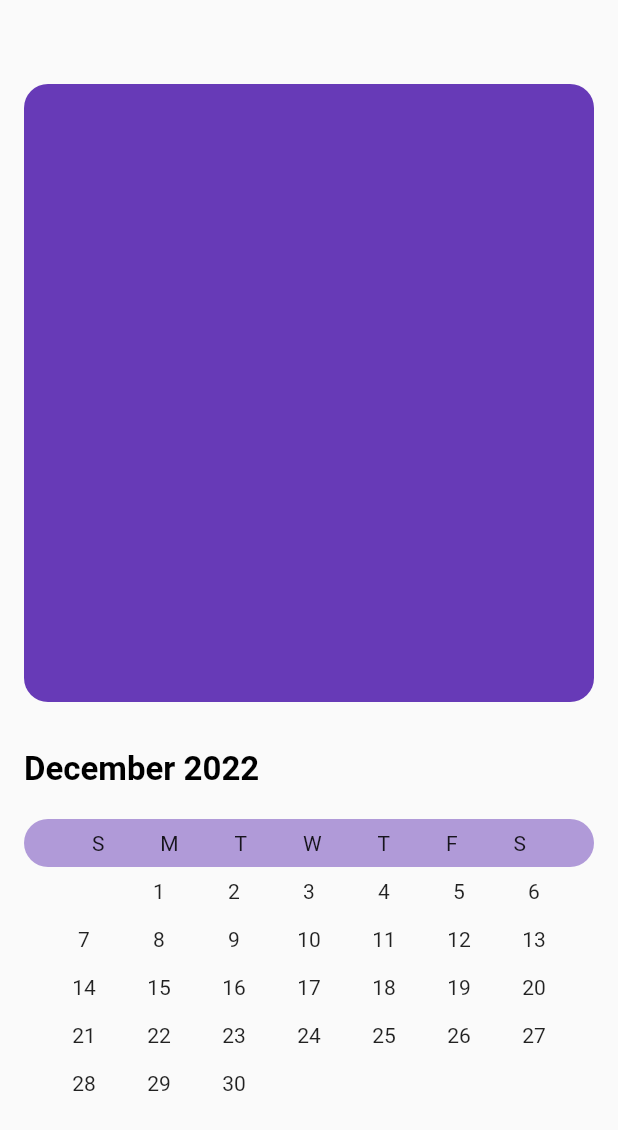
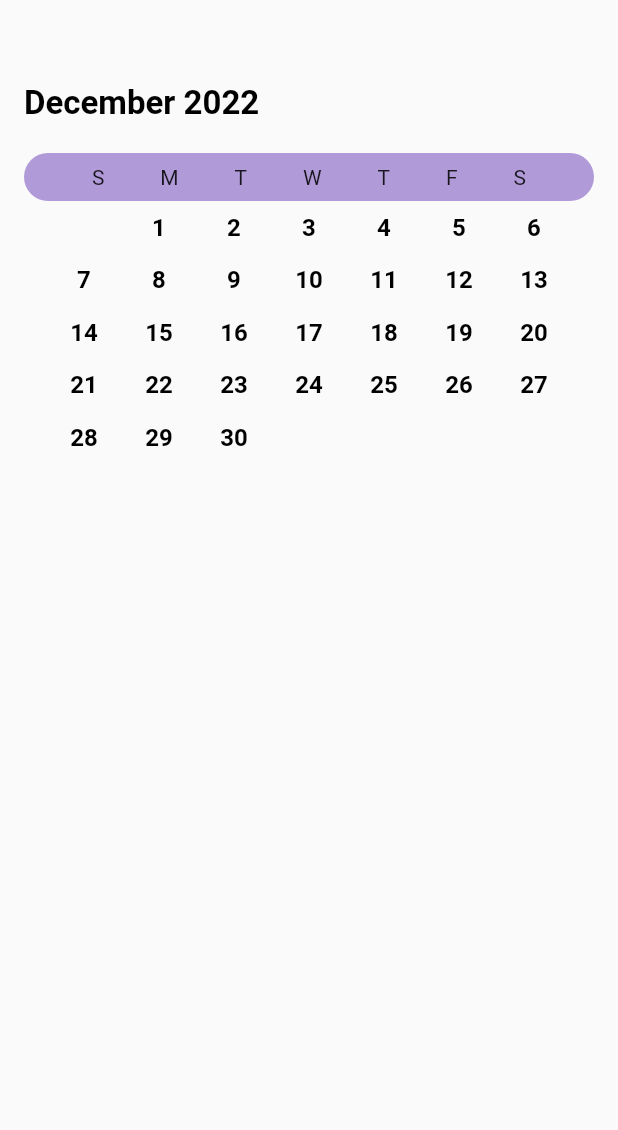
Before and after one commit to tomboichik/calendar_test, a Flutter app: the screen it shows after launch, on a phone screen of 412 x 824 dp. Shown: the top 1130 px of the screen. Run offline on Flutter 3.47's test engine with Material 2 defaults, Android fonts, the phone set to English and light mode, and no system bars.

Commit message:
choosen date added

```diff
--- a/lib/core/ui/app_theme.dart
+++ b/lib/core/ui/app_theme.dart
@@ -11,6 +11,11 @@ final appThemeData = ThemeData(
         color: AppColors.colorBlack,
         fontWeight: FontWeight.w600,
       ),
+      headline6: TextStyle(
+        fontSize: 16,
+        color: AppColors.colorBlack,
+        fontWeight: FontWeight.w600,
+      ),
       bodyText1: TextStyle(
         fontSize: 16,
         fontWeight: FontWeight.w400,
--- a/lib/widgets/calendar_with_notes/calendar.dart
+++ b/lib/widgets/calendar_with_notes/calendar.dart
@@ -1,9 +1,12 @@
 import 'package:calendar_test/core/constants/date_constants.dart';
+import 'package:calendar_test/core/ui/app_colors.dart';
 import 'package:calendar_test/domain/calendar/calendar_repository_impl.dart';
 import 'package:flutter/material.dart';
 
 class Calendar extends StatelessWidget {
   final DateTime dateTime;
+  final Function chooseDate;
+  final DateTime? choosenDate;
 
   final CalendarRepositoryImpl calendarRepositoryImpl;
 
@@ -11,6 +14,8 @@ class Calendar extends StatelessWidget {
     Key? key,
     required this.dateTime,
     required this.calendarRepositoryImpl,
+    required this.chooseDate,
+    required this.choosenDate,
   }) : super(key: key);
 
   @override
@@ -50,14 +55,34 @@ class Calendar extends StatelessWidget {
                     .map((
                       e,
                     ) =>
-                        Padding(
+                        InkWell(
+                          onTap: () {
+                            chooseDate(e);
+                          },
+                          child: Padding(
                             padding: EdgeInsets.only(
                                 left: e.day == 1 ? e.weekday * 25.0 : 0.0),
                             child: Container(
+                              decoration: choosenDate == e
+                                  ? BoxDecoration(
+                                      color: AppColors.primaryColor,
+                                      borderRadius: BorderRadius.circular(15),
+                                    )
+                                  : null,
                               padding: const EdgeInsets.all(8),
                               width: 50,
                               child: Center(
-                              child: Text(e.day.toString()),
+                                child: Text(
+                                  e.day.toString(),
+                                  style: Theme.of(context)
+                                      .textTheme
+                                      .headline6!
+                                      .copyWith(
+                                          color: choosenDate != e
+                                              ? Colors.black
+                                              : Colors.white),
+                                ),
+                              ),
                             ),
                           ),
                         ))
--- a/lib/widgets/calendar_with_notes/calendar_with_notes.dart
+++ b/lib/widgets/calendar_with_notes/calendar_with_notes.dart
@@ -15,6 +15,8 @@ class _CalendarWithNotesState extends State<CalendarWithNotes> {
 
   CalendarRepositoryImpl calendarRepositoryImpl = CalendarRepositoryImpl();
 
+  DateTime? choosenDate;
+
   @override
   void initState() {
     // TODO: implement initState
@@ -26,10 +28,16 @@ class _CalendarWithNotesState extends State<CalendarWithNotes> {
     return Column(
       crossAxisAlignment: CrossAxisAlignment.start,
       children: [
-        Notes(),
+        if (choosenDate != null) Notes(),
         Calendar(
+          choosenDate: choosenDate,
           dateTime: currentDate,
           calendarRepositoryImpl: calendarRepositoryImpl,
+          chooseDate: (e) {
+            setState(() {
+              choosenDate = e;
+            });
+          },
         ),
       ],
     );
```
Lines whose indentation alone changed are shown as unchanged.
